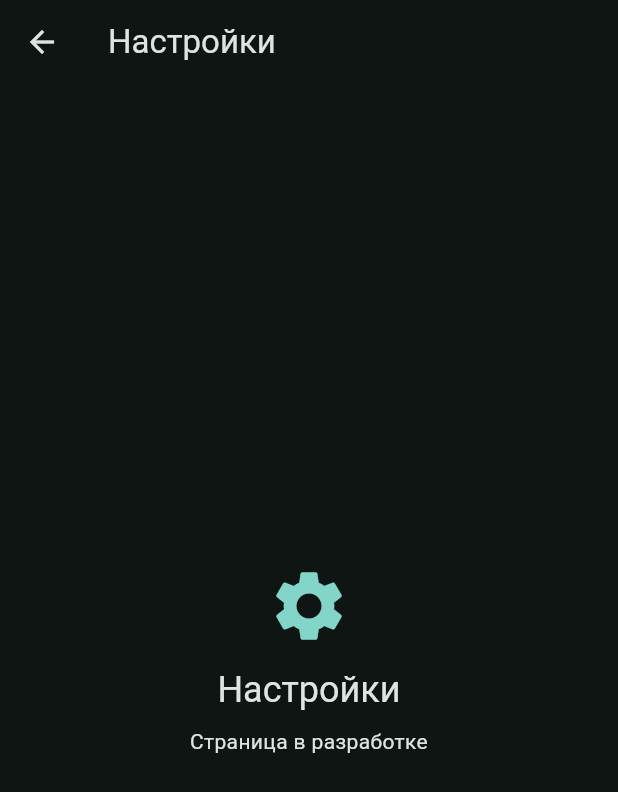
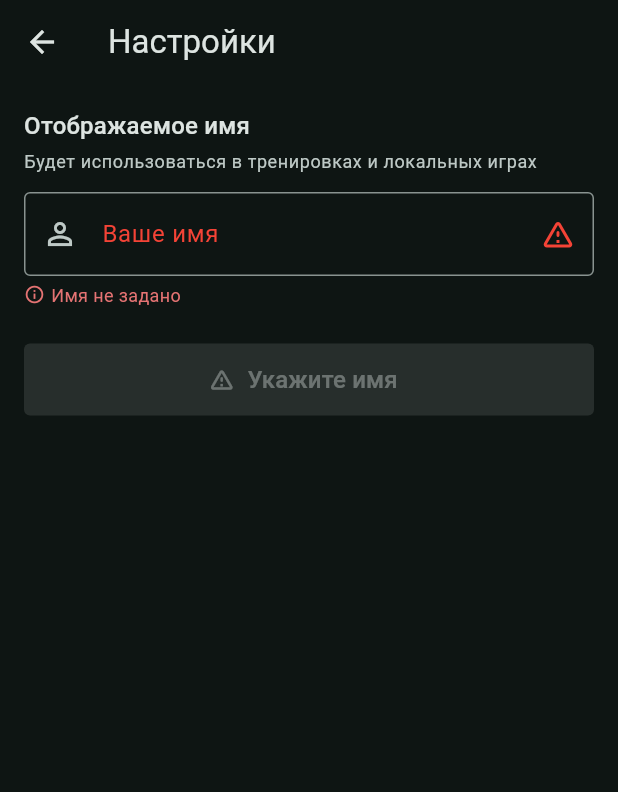
Before and after one commit to tarabaneugene-maker/dart-pro-app, a Flutter app: the screen it shows after launch, after a tap on "Настройки", on a phone screen of 412 x 824 dp. Shown: the top 792 px of the screen. Run offline on Flutter 3.47's test engine with Material 3 defaults, Android fonts, the phone set to English and light mode, and no system bars; our stand-ins replace shared_preferences; network calls fail.

Commit message:
fix: убран несуществующий импорт settings_page и неопределённый метод loadDisplayName

```diff
--- a/lib/main.dart
+++ b/lib/main.dart
@@ -17,6 +17,8 @@ import 'online/server_url.dart';
 
 // Виджеты
 import 'widgets/stub_page.dart';
+import 'widgets/settings_page.dart';
+import 'package:shared_preferences/shared_preferences.dart';
 
 void main() {
   WidgetsFlutterBinding.ensureInitialized();
@@ -62,17 +64,26 @@ class HomePage extends StatefulWidget {
 class _HomePageState extends State<HomePage> {
   final WebSocketBackend _backend = WebSocketBackend();
   bool _backendConnected = false;
+  bool _displayNameMissing = false;
   StreamSubscription? _backendSub;
 
   @override
   void initState() {
     super.initState();
     _connectBackend();
+    _checkDisplayName();
     _backendSub = _backend.events.listen((event) {
       if (event is PongEvent || event is AuthOkEvent) {
         if (mounted) setState(() => _backendConnected = _backend.isConnected);
       }
     });
+  }
+
+  Future<void> _checkDisplayName() async {
+    final name = await loadDisplayName();
+    if (mounted) {
+      setState(() => _displayNameMissing = name.isEmpty);
+    }
   }
 
   @override
@@ -179,17 +190,35 @@ class _HomePageState extends State<HomePage> {
               _MenuTile(
                 icon: Icons.settings,
                 title: 'Настройки',
-                subtitle: 'Язык, звук, оформление',
-                onTap: () {
-                  Navigator.of(context).push(
+                subtitle: 'Отображаемое имя',
+                trailing: _displayNameMissing
+                    ? Container(
+                        width: 24,
+                        height: 24,
+                        decoration: const BoxDecoration(
+                          color: Colors.red,
+                          shape: BoxShape.circle,
+                        ),
+                        child: const Center(
+                          child: Text(
+                            '!',
+                            style: TextStyle(
+                              color: Colors.white,
+                              fontWeight: FontWeight.bold,
+                              fontSize: 14,
+                            ),
+                          ),
+                        ),
+                      )
+                    : null,
+                onTap: () async {
+                  await Navigator.of(context).push(
                     MaterialPageRoute(
-                      builder: (_) => const StubPage(
-                        icon: Icons.settings,
-                        title: 'Настройки',
-                        description: 'Страница в разработке',
-                      ),
+                      builder: (_) => const SettingsPage(),
                     ),
                   );
+                  // После возврата из настроек — перепроверить имя
+                  _checkDisplayName();
                 },
               ),
             ],
--- a/lib/training/training_page.dart
+++ b/lib/training/training_page.dart
@@ -1,7 +1,6 @@
 import 'dart:async';
 import 'package:flutter/material.dart';
 import '../online/services/backend_service.dart';
-import '../widgets/settings_page.dart';
 import './training_models.dart';
 import './training_widgets.dart';
 
@@ -28,27 +27,7 @@ class _TrainingPageState extends State<TrainingPage> {
   }
 
   String _resolvePlayer1Name() {
-    // Пытаемся загрузить отображаемое имя из настроек
-    // (синхронно не получится, поэтому используем fallback)
     return 'Игрок1';
-  }
-
-  @override
-  void didChangeDependencies() {
-    super.didChangeDependencies();
-    _loadDisplayName();
-  }
-
-  Future<void> _loadDisplayName() async {
-    final name = await loadDisplayName();
-    if (!mounted) return;
-    if (name.isNotEmpty && _state.player1.name != name) {
-      setState(() {
-        _state = _state.copyWith(
-          player1: _state.player1.copyWith(name: name),
-        );
-      });
-    }
   }
 
   @override
--- /dev/null
+++ b/lib/widgets/settings_page.dart
@@ -0,0 +1,163 @@
+import 'package:flutter/material.dart';
+import 'package:shared_preferences/shared_preferences.dart';
+
+/// Ключ для хранения отображаемого имени
+const String displayNameKey = 'display_name';
+
+/// Загружает сохранённое отображаемое имя
+Future<String> loadDisplayName() async {
+  try {
+    final prefs = await SharedPreferences.getInstance();
+    return prefs.getString(displayNameKey) ?? '';
+  } catch (_) {
+    return '';
+  }
+}
+
+/// Сохраняет отображаемое имя
+Future<void> saveDisplayName(String name) async {
+  try {
+    final prefs = await SharedPreferences.getInstance();
+    await prefs.setString(displayNameKey, name);
+  } catch (_) {}
+}
+
+/// Страница настроек
+class SettingsPage extends StatefulWidget {
+  const SettingsPage({super.key});
+
+  @override
+  State<SettingsPage> createState() => _SettingsPageState();
+}
+
+class _SettingsPageState extends State<SettingsPage> {
+  final TextEditingController _nameController = TextEditingController();
+  bool _isLoading = true;
+  bool _hasChanges = false;
+
+  @override
+  void initState() {
+    super.initState();
+    _loadName();
+  }
+
+  Future<void> _loadName() async {
+    final name = await loadDisplayName();
+    if (!mounted) return;
+    setState(() {
+      _nameController.text = name;
+      _isLoading = false;
+    });
+  }
+
+  Future<void> _save() async {
+    await saveDisplayName(_nameController.text.trim());
+    if (!mounted) return;
+    setState(() => _hasChanges = false);
+    ScaffoldMessenger.of(context).showSnackBar(
+      const SnackBar(content: Text('Имя сохранено')),
+    );
+  }
+
+  bool get _isNameEmpty => _nameController.text.trim().isEmpty;
+
+  @override
+  void dispose() {
+    _nameController.dispose();
+    super.dispose();
+  }
+
+  @override
+  Widget build(BuildContext context) {
+    final theme = Theme.of(context);
+    final colorScheme = theme.colorScheme;
+
+    return Scaffold(
+      appBar: AppBar(title: const Text('Настройки')),
+      body: _isLoading
+          ? const Center(child: CircularProgressIndicator())
+          : SingleChildScrollView(
+              padding: const EdgeInsets.all(16),
+              child: Column(
+                crossAxisAlignment: CrossAxisAlignment.start,
+                children: [
+                  Text(
+                    'Отображаемое имя',
+                    style: theme.textTheme.titleMedium,
+                  ),
+                  const SizedBox(height: 4),
+                  Text(
+                    'Будет использоваться в тренировках и локальных играх',
+                    style: theme.textTheme.bodySmall?.copyWith(
+                      color: colorScheme.onSurfaceVariant,
+                    ),
+                  ),
+                  const SizedBox(height: 12),
+                  TextField(
+                    controller: _nameController,
+                    decoration: InputDecoration(
+                      labelText: 'Ваше имя',
+                      hintText: 'Введите имя',
+                      border: const OutlineInputBorder(),
+                      prefixIcon: const Icon(Icons.person_outline),
+                      suffixIcon: _isNameEmpty
+                          ? const Icon(Icons.warning_amber_rounded,
+                              color: Colors.red)
+                          : null,
+                      focusedBorder: OutlineInputBorder(
+                        borderSide: BorderSide(
+                          color: _isNameEmpty ? Colors.red : colorScheme.primary,
+                          width: 2,
+                        ),
+                      ),
+                      labelStyle: TextStyle(
+                        color: _isNameEmpty ? Colors.red : null,
+                      ),
+                    ),
+                    onChanged: (_) {
+                      setState(() => _hasChanges = true);
+                    },
+                  ),
+                  if (_isNameEmpty) ...[
+                    const SizedBox(height: 4),
+                    Row(
+                      children: [
+                        Icon(Icons.info_outline,
+                            size: 14, color: Colors.red.shade300),
+                        const SizedBox(width: 4),
+                        Text(
+                          'Имя не задано',
+                          style: TextStyle(
+                            color: Colors.red.shade300,
+                            fontSize: 12,
+                          ),
+                        ),
+                      ],
+                    ),
+                  ],
+                  const SizedBox(height: 24),
+                  SizedBox(
+                    width: double.infinity,
+                    height: 48,
+                    child: FilledButton.icon(
+                      onPressed: _hasChanges ? _save : null,
+                      icon: _isNameEmpty
+                          ? const Icon(Icons.warning_amber_rounded)
+                          : const Icon(Icons.save_outlined),
+                      label: Text(
+                        _isNameEmpty ? 'Укажите имя' : 'Сохранить',
+                        style: const TextStyle(fontSize: 16),
+                      ),
+                      style: FilledButton.styleFrom(
+                        shape: RoundedRectangleBorder(
+                          borderRadius: BorderRadius.circular(4),
+                        ),
+                      ),
+                    ),
+                  ),
+                ],
+              ),
+            ),
+    );
+  }
+}
```
